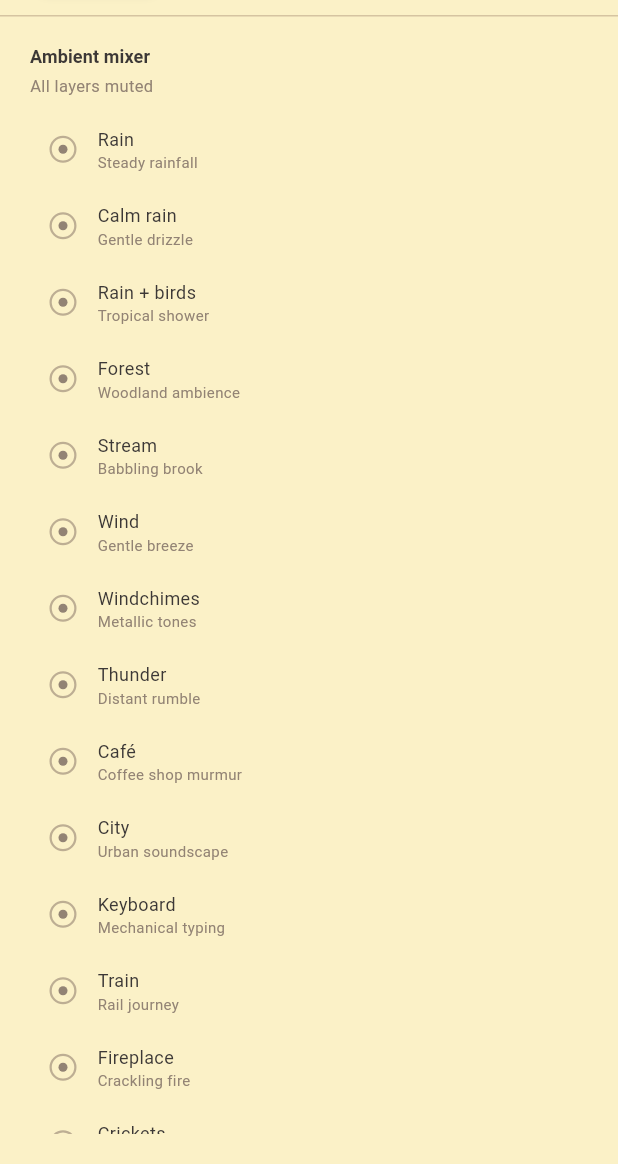
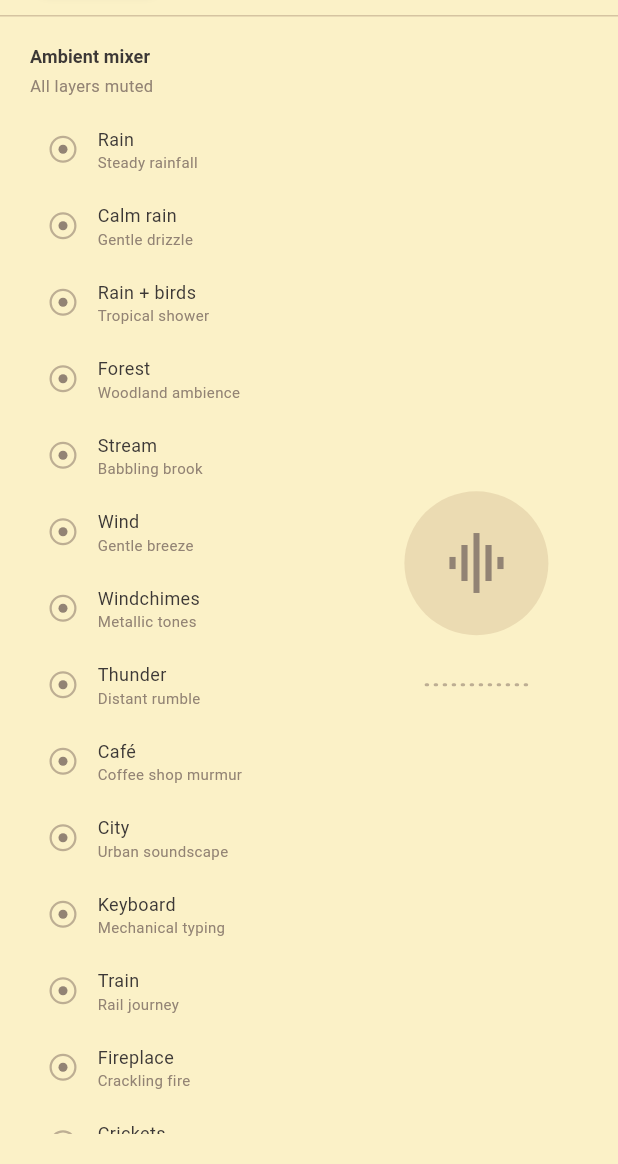
Before and after one commit to maskedsyntax/lofikofi, a Flutter app: the screen it shows after launch, on a phone screen of 412 x 824 dp, the part 72-1236 px from its top. Run offline on Flutter 3.47's test engine with Material 3 defaults, Android fonts, the phone set to English and light mode, and no system bars; our stand-ins replace audioplayers, shared_preferences; Roboto replaces fonts that are missing (SF Pro Text).

Commit message:
feat: add dynamic sound icon and visualizer to Ambient panel

```diff
--- a/apps/desktop/lib/panels/sound_panel.dart
+++ b/apps/desktop/lib/panels/sound_panel.dart
@@ -27,6 +27,12 @@ class _SoundPanelState extends State<SoundPanel> {
 
     return Padding(
       padding: const EdgeInsets.fromLTRB(20, 18, 20, 20),
+      child: Row(
+        crossAxisAlignment: CrossAxisAlignment.start,
+        children: [
+          // Left side: Mixer List
+          Expanded(
+            flex: 6,
             child: Column(
               crossAxisAlignment: CrossAxisAlignment.start,
               children: [
@@ -87,6 +93,146 @@ class _SoundPanelState extends State<SoundPanel> {
                 ),
               ],
             ),
+          ),
+
+          // Right side: Visualizer and Dynamic Icon
+          Expanded(
+            flex: 4,
+            child: _VisualizerArea(
+              theme: t,
+              mixer: _mixer,
+            ),
+          ),
+        ],
+      ),
+    );
+  }
+}
+
+class _VisualizerArea extends StatelessWidget {
+  final GruvboxTheme theme;
+  final AmbientMixer mixer;
+
+  const _VisualizerArea({
+    required this.theme,
+    required this.mixer,
+  });
+
+  IconData _getIcon() {
+    final active = mixer.layers.where((l) => l.active).toList();
+    if (active.isEmpty) return Icons.multitrack_audio_outlined;
+    if (active.length > 1) return Icons.auto_awesome_outlined;
+
+    final id = active.first.id;
+    if (id.contains('rain')) return Icons.umbrella_outlined;
+    if (id.contains('forest')) return Icons.forest_outlined;
+    if (id.contains('stream')) return Icons.water_outlined;
+    if (id.contains('wind')) return Icons.air_outlined;
+    if (id.contains('thunder')) return Icons.thunderstorm_outlined;
+    if (id.contains('cafe')) return Icons.coffee_outlined;
+    if (id.contains('city')) return Icons.location_city_outlined;
+    if (id.contains('keyboard')) return Icons.keyboard_outlined;
+    if (id.contains('train')) return Icons.train_outlined;
+    if (id.contains('fire')) return Icons.local_fire_department_outlined;
+    if (id.contains('cricket')) return Icons.nights_stay_outlined;
+    if (id.contains('chime')) return Icons.music_note_outlined;
+
+    return Icons.waves_outlined;
+  }
+
+  @override
+  Widget build(BuildContext context) {
+    final isActive = mixer.activeCount > 0;
+
+    return Column(
+      mainAxisAlignment: MainAxisAlignment.center,
+      children: [
+        AnimatedContainer(
+          duration: const Duration(milliseconds: 500),
+          padding: const EdgeInsets.all(24),
+          decoration: BoxDecoration(
+            shape: BoxShape.circle,
+            color: isActive ? theme.accentSoft : theme.surface,
+          ),
+          child: AnimatedSwitcher(
+            duration: const Duration(milliseconds: 300),
+            child: Icon(
+              _getIcon(),
+              key: ValueKey(_getIcon()),
+              size: 48,
+              color: isActive ? theme.accent : theme.textDim,
+            ),
+          ),
+        ),
+        const SizedBox(height: 32),
+        _SoundVisualizer(
+          theme: theme,
+          isActive: isActive,
+        ),
+      ],
+    );
+  }
+}
+
+class _SoundVisualizer extends StatefulWidget {
+  final GruvboxTheme theme;
+  final bool isActive;
+
+  const _SoundVisualizer({
+    required this.theme,
+    required this.isActive,
+  });
+
+  @override
+  State<_SoundVisualizer> createState() => _SoundVisualizerState();
+}
+
+class _SoundVisualizerState extends State<_SoundVisualizer> with SingleTickerProviderStateMixin {
+  late AnimationController _controller;
+  final List<double> _heights = List.generate(12, (_) => 0.2);
+
+  @override
+  void initState() {
+    super.initState();
+    _controller = AnimationController(
+      vsync: this,
+      duration: const Duration(milliseconds: 800),
+    )..repeat();
+  }
+
+  @override
+  void dispose() {
+    _controller.dispose();
+    super.dispose();
+  }
+
+  @override
+  Widget build(BuildContext context) {
+    return AnimatedBuilder(
+      animation: _controller,
+      builder: (context, child) {
+        return Row(
+          mainAxisAlignment: MainAxisAlignment.center,
+          children: List.generate(12, (index) {
+            // Pseudo-random animation based on index and controller
+            final wave = (1.0 + (index % 3) * 0.2) * _controller.value;
+            final baseHeight = widget.isActive ? 4.0 : 2.0;
+            final maxHeight = widget.isActive ? 24.0 : 2.0;
+            final h = baseHeight + (maxHeight - baseHeight) * (0.2 + 0.8 * (index % 4 == 0 ? wave : (1.0 - wave)).abs());
+
+            return AnimatedContainer(
+              duration: const Duration(milliseconds: 100),
+              width: 3,
+              height: h,
+              margin: const EdgeInsets.symmetric(horizontal: 1.5),
+              decoration: BoxDecoration(
+                borderRadius: BorderRadius.circular(99),
+                color: widget.isActive ? widget.theme.accent : widget.theme.borderHeavy,
+              ),
+            );
+          }),
+        );
+      },
     );
   }
 }
```
Lines whose indentation alone changed are shown as unchanged.
